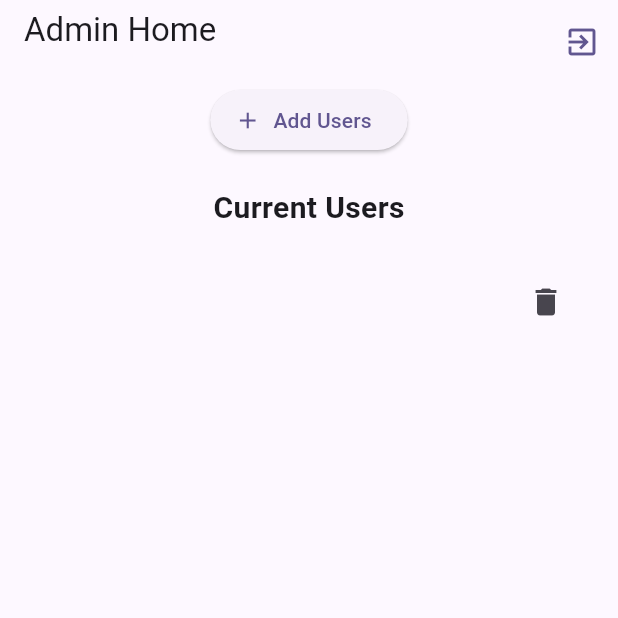
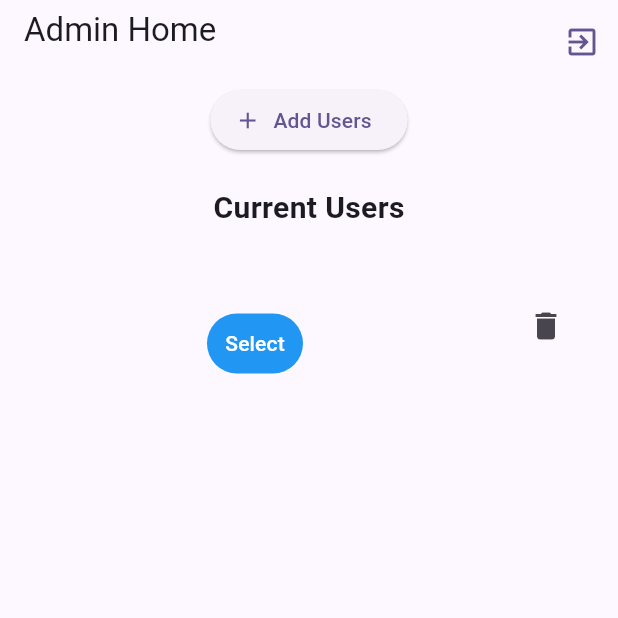
Before and after one commit to jimmurf5/yourChoice2, a Flutter app: the screen it shows once a user with an empty profile is signed in, on a phone screen of 412 x 824 dp, the top half of it. Run offline on Flutter 3.47's test engine with Material 3 defaults, Android fonts, the phone set to English and light mode, and no system bars; our stand-ins replace cloud_firestore, firebase_auth, firebase_core; accounts and stored records are empty.

Commit message:
added button to listtile

```diff
--- a/lib/screens/admin_home.dart
+++ b/lib/screens/admin_home.dart
@@ -101,8 +101,22 @@ class _AdminHomeState extends State<AdminHome> {
                     itemBuilder: (context, index) {
                       DocumentSnapshot user = users[index];
                       return ListTile(
-                        title: Text('${user['forename']} ${user['surname']}')
-                        ,
+                        title:
+                        Text('${user['forename']} ${user['surname']}'
+                        ),
+                        subtitle: Column(
+                          children: [
+                        TextButton(
+                        onPressed: () {},
+                        style: TextButton.styleFrom(
+                          primary: Colors.white, // Text color
+                          backgroundColor: Colors.blue, // Button background color
+                        ),
+                        child: const Text('Select'),
+
+                        ),
+                          ],
+                        ),
                         trailing: IconButton(
                           onPressed: () {
                             FirebaseFirestore.instance
```
